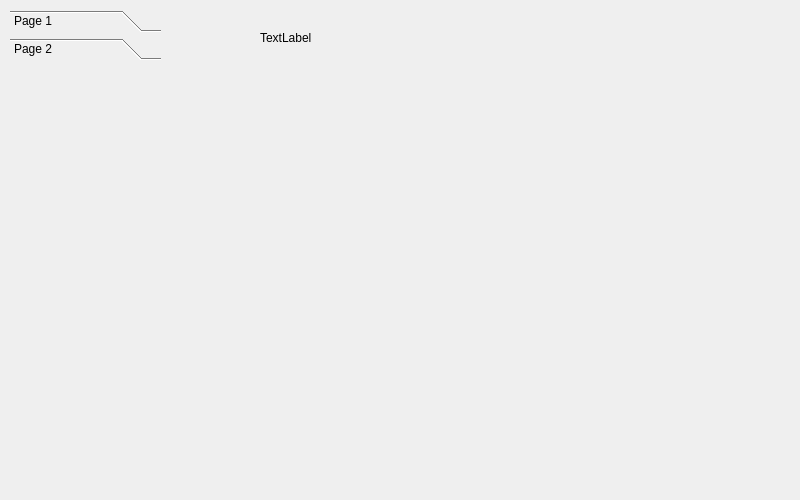
Qt form preview.ui (burlrice/ResMark-OPCUA-python-demo) before a commit.
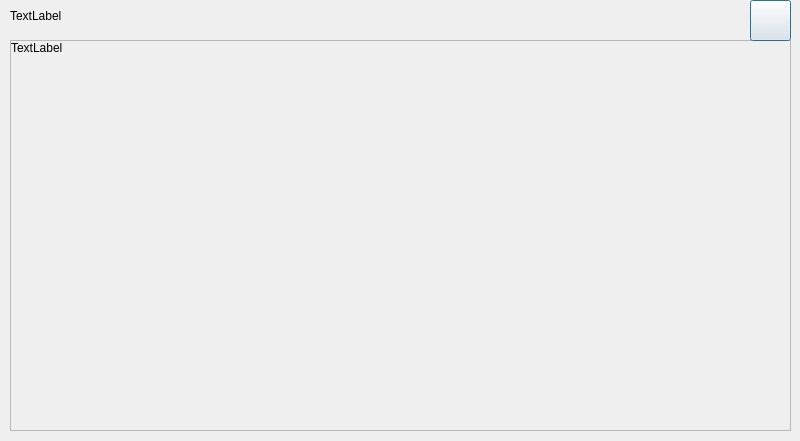
The same form after that commit. The open tabs and pages were chosen to show the change. Icons and pictures are not drawn.

Patch:
```diff
--- a/preview.ui
+++ b/preview.ui
@@ -7,7 +7,7 @@
     <x>0</x>
     <y>0</y>
     <width>800</width>
-    <height>500</height>
+    <height>441</height>
    </rect>
   </property>
   <property name="windowTitle">
@@ -16,54 +16,85 @@
   <widget class="QLabel" name="ipAddress">
    <property name="geometry">
     <rect>
-     <x>260</x>
-     <y>30</y>
-     <width>171</width>
-     <height>16</height>
+     <x>10</x>
+     <y>0</y>
+     <width>371</width>
+     <height>31</height>
     </rect>
    </property>
    <property name="text">
     <string>TextLabel</string>
    </property>
   </widget>
-  <widget class="QToolBox" name="toolBox">
+  <widget class="QWidget" name="verticalLayoutWidget">
    <property name="geometry">
     <rect>
      <x>10</x>
-     <y>10</y>
-     <width>151</width>
-     <height>361</height>
+     <y>40</y>
+     <width>781</width>
+     <height>391</height>
     </rect>
    </property>
-   <property name="currentIndex">
-    <number>0</number>
-   </property>
-   <widget class="QWidget" name="page">
+   <layout class="QVBoxLayout" name="verticalLayout">
+    <item>
+     <widget class="QScrollArea" name="scrollArea">
+      <property name="verticalScrollBarPolicy">
+       <enum>Qt::ScrollBarAsNeeded</enum>
+      </property>
+      <property name="horizontalScrollBarPolicy">
+       <enum>Qt::ScrollBarAsNeeded</enum>
+      </property>
+      <property name="sizeAdjustPolicy">
+       <enum>QAbstractScrollArea::AdjustToContents</enum>
+      </property>
+      <property name="widgetResizable">
+       <bool>true</bool>
+      </property>
+      <property name="alignment">
+       <set>Qt::AlignLeading|Qt::AlignLeft|Qt::AlignTop</set>
+      </property>
+      <widget class="QLabel" name="label">
     <property name="geometry">
      <rect>
       <x>0</x>
       <y>0</y>
-      <width>151</width>
-      <height>307</height>
-     </rect>
-    </property>
-    <attribute name="label">
-     <string>Page 1</string>
-    </attribute>
-   </widget>
-   <widget class="QWidget" name="page_2">
+         <width>777</width>
+         <height>387</height>
+        </rect>
+       </property>
+       <property name="text">
+        <string>TextLabel</string>
+       </property>
+       <property name="alignment">
+        <set>Qt::AlignLeading|Qt::AlignLeft|Qt::AlignTop</set>
+       </property>
+      </widget>
+     </widget>
+    </item>
+   </layout>
+  </widget>
+  <widget class="QPushButton" name="refresh">
     <property name="geometry">
      <rect>
-      <x>0</x>
+     <x>750</x>
       <y>0</y>
-      <width>151</width>
-      <height>307</height>
-     </rect>
-    </property>
-    <attribute name="label">
-     <string>Page 2</string>
-    </attribute>
-   </widget>
+     <width>41</width>
+     <height>41</height>
+    </rect>
+   </property>
+   <property name="text">
+    <string/>
+   </property>
+   <property name="icon">
+    <iconset>
+     <normaloff>resources/Refresh.png</normaloff>resources/Refresh.png</iconset>
+   </property>
+   <property name="iconSize">
+    <size>
+     <width>32</width>
+     <height>32</height>
+    </size>
+   </property>
   </widget>
  </widget>
  <resources/>
```
Lines whose indentation alone changed are shown as unchanged.
